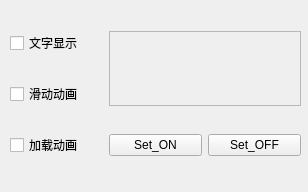
This is mainwindow.ui in jixianliu1234/X_Switch_Button as Qt 5 draws it before an edit. The edited form follows.
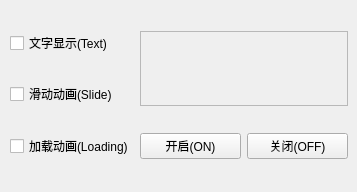
This is the edited form. Custom widgets are drawn as their Qt base class.

```diff
--- a/mainwindow.ui
+++ b/mainwindow.ui
@@ -6,7 +6,7 @@
    <rect>
     <x>0</x>
     <y>0</y>
-    <width>308</width>
+    <width>357</width>
     <height>192</height>
    </rect>
   </property>
@@ -18,7 +18,7 @@
     <rect>
      <x>10</x>
      <y>10</y>
-     <width>291</width>
+     <width>338</width>
      <height>171</height>
     </rect>
    </property>
@@ -29,35 +29,35 @@
     <item row="1" column="0">
      <widget class="QCheckBox" name="checkBox_slide">
       <property name="text">
-       <string>滑动动画</string>
+       <string>滑动动画(Slide)</string>
       </property>
      </widget>
     </item>
     <item row="2" column="0">
      <widget class="QCheckBox" name="checkBox_loading">
       <property name="text">
-       <string>加载动画</string>
+       <string>加载动画(Loading)</string>
       </property>
      </widget>
     </item>
     <item row="0" column="0">
      <widget class="QCheckBox" name="checkBox_text">
       <property name="text">
-       <string>文字显示</string>
+       <string>文字显示(Text)</string>
       </property>
      </widget>
     </item>
     <item row="2" column="2">
      <widget class="QPushButton" name="btn_set_off">
       <property name="text">
-       <string>Set_OFF</string>
+       <string>关闭(OFF)</string>
       </property>
      </widget>
     </item>
     <item row="2" column="1">
      <widget class="QPushButton" name="btn_set_on">
       <property name="text">
-       <string>Set_ON</string>
+       <string>开启(ON)</string>
       </property>
      </widget>
     </item>
```
